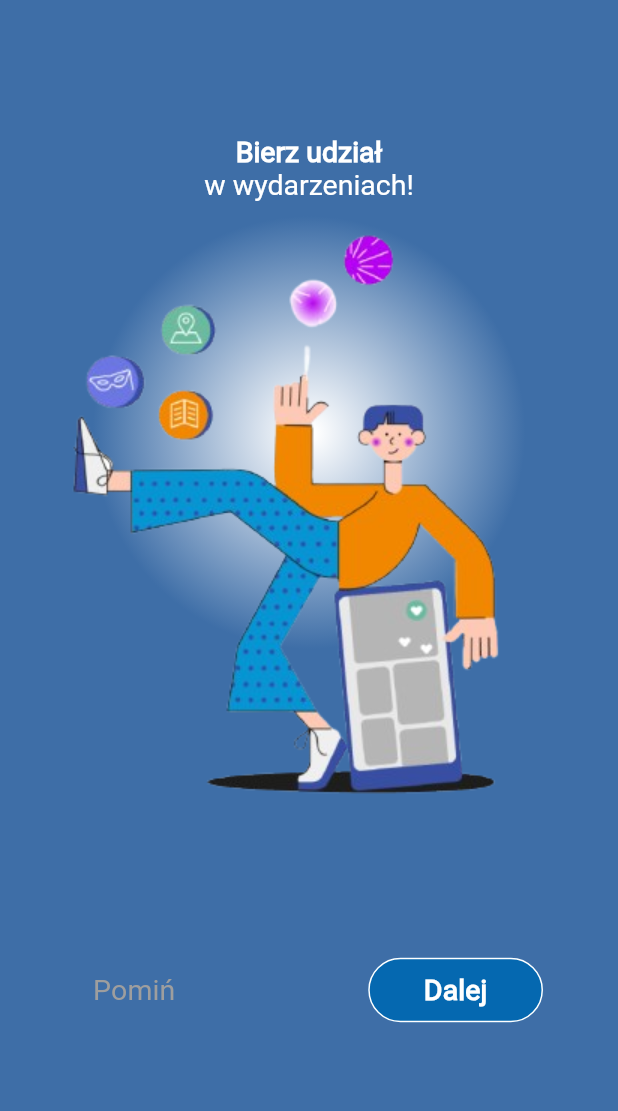
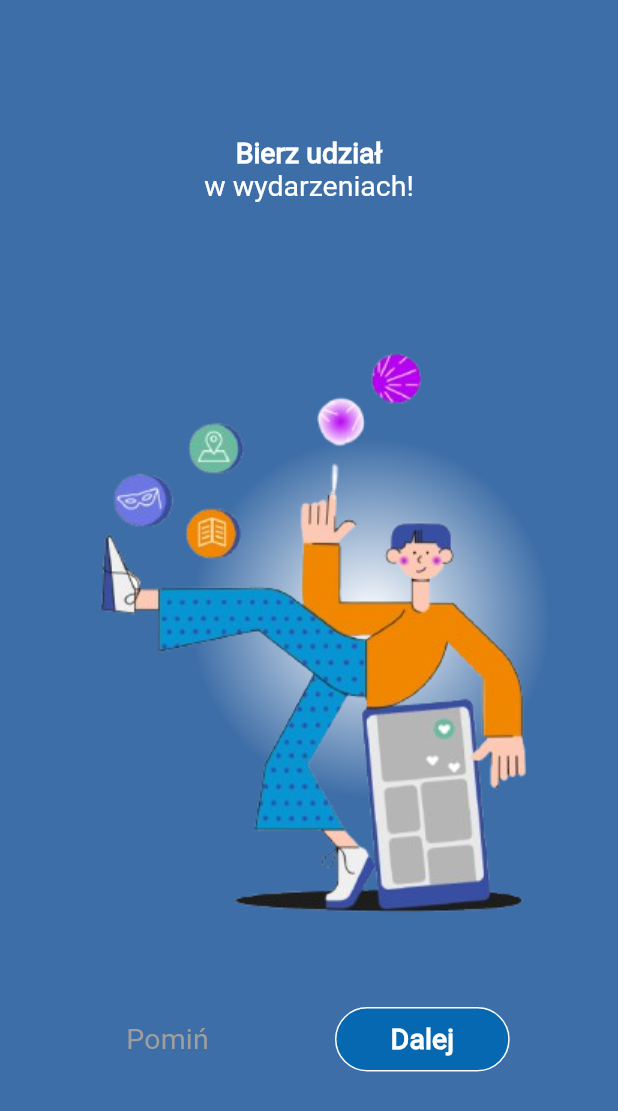
Before and after one commit to Hashtan/WelcomePage, a Flutter app: the screen it shows after launch, after a tap on "Dalej", on a phone screen of 412 x 824 dp. Shown: the top 1111 px of the screen. Run offline on Flutter 3.47's test engine with Material 3 defaults, Android fonts, the light colour scheme and no system bars.

Commit message:
Change te way of chenging pages - added page controller and swipe option. Added MediaQuery to manage sizedboxes, and white circle position. Cleaned the code.

```diff
--- a/lib/main.dart
+++ b/lib/main.dart
@@ -1,5 +1,10 @@
 import 'package:flutter/material.dart';
 import 'package:welcome_pages/pages/page_1.dart';
+import 'package:welcome_pages/pages/page_2.dart';
+import 'package:welcome_pages/pages/page_3.dart';
+import 'package:welcome_pages/pages/page_4.dart';
+import 'package:welcome_pages/pages/page_5.dart';
+import 'package:welcome_pages/pages/page_6.dart';
 
 void main() {
   runApp(const MyApp());
@@ -13,9 +18,37 @@
     return MaterialApp(
         title: 'Welcome!',
         theme: ThemeData(
-          colorScheme: ColorScheme.fromSeed(seedColor: Colors.deepPurple),
+          scaffoldBackgroundColor: const Color.fromRGBO(62, 110, 167, 1),
+          colorScheme: ColorScheme.fromSeed(
+            seedColor: const Color.fromRGBO(62, 110, 167, 1),
+          ),
           useMaterial3: true,
         ),
-        home: const FirstPage());
+      home: Screens(),
+    );
   }
 }
+
+class Screens extends StatelessWidget {
+  Screens({super.key});
+
+  final PageController _pageController = PageController();
+
+  @override
+  Widget build(BuildContext context) {
+    return Scaffold(
+      body: PageView(
+        controller: _pageController,
+        scrollDirection: Axis.horizontal,
+        children: [
+          FirstPage(controller: _pageController),
+          SecondPage(controller: _pageController),
+          ThirdPage(controller: _pageController),
+          FourthPage(controller: _pageController),
+          FifthPage(controller: _pageController),
+          const SixthPage()
+        ],
+      ),
+    );
+  }
+}
--- a/lib/pages/page_1.dart
+++ b/lib/pages/page_1.dart
@@ -1,17 +1,20 @@
 import 'package:flutter/material.dart';
-import 'package:welcome_pages/pages/page_2.dart';
 import 'package:welcome_pages/pages/pages.dart';
 import 'package:welcome_pages/widgets/two_buttons_widget.dart';
 
 class FirstPage extends StatelessWidget {
-  const FirstPage({super.key});
+  const FirstPage({super.key, required this.controller});
+
+  final PageController controller;
 
   @override
   Widget build(BuildContext context) {
-    return const Pages(
+    return Pages(
         title: 'Spędzaj czas\nkreatywnie!',
         boldWord: 'kreatywnie',
         image: 'assets/images/2.png',
-        widget: TwoButtonsWidget(page: SecondPage()));
+        circleLeftAdjust: 0.5,
+        circleTopAdjust: 0.38,
+        widget: TwoButtonsWidget(controller: controller));
   }
 }
--- a/lib/pages/page_2.dart
+++ b/lib/pages/page_2.dart
@@ -1,17 +1,20 @@
 import 'package:flutter/material.dart';
-import 'package:welcome_pages/pages/page_3.dart';
 import 'package:welcome_pages/pages/pages.dart';
 import 'package:welcome_pages/widgets/two_buttons_widget.dart';
 
 class SecondPage extends StatelessWidget {
-  const SecondPage({super.key});
+  const SecondPage({super.key, required this.controller});
+
+  final PageController controller;
 
   @override
   Widget build(BuildContext context) {
-    return const Pages(
+    return Pages(
         title: 'Bierz udział\nw wydarzeniach!',
         boldWord: 'Bierz udział',
         image: 'assets/images/3.png',
-        widget: TwoButtonsWidget(page: ThirdPage()));
+        circleLeftAdjust: 0.6,
+        circleTopAdjust: 0.5,
+        widget: TwoButtonsWidget(controller: controller));
   }
 }
--- a/lib/pages/page_3.dart
+++ b/lib/pages/page_3.dart
@@ -1,17 +1,20 @@
 import 'package:flutter/material.dart';
-import 'package:welcome_pages/pages/page_4.dart';
 import 'package:welcome_pages/pages/pages.dart';
 import 'package:welcome_pages/widgets/two_buttons_widget.dart';
 
 class ThirdPage extends StatelessWidget {
-  const ThirdPage({super.key});
+  const ThirdPage({super.key, required this.controller});
+
+  final PageController controller;
 
   @override
   Widget build(BuildContext context) {
-    return const Pages(
+    return Pages(
         title: 'Poznawaj\nnieodkryte szlaki!',
         boldWord: 'szlaki',
         image: 'assets/images/4.png',
-        widget: TwoButtonsWidget(page: FourthPage()));
+        circleLeftAdjust: 0.55,
+        circleTopAdjust: 0.45,
+        widget: TwoButtonsWidget(controller: controller));
   }
 }
--- a/lib/pages/page_4.dart
+++ b/lib/pages/page_4.dart
@@ -1,17 +1,20 @@
 import 'package:flutter/material.dart';
-import 'package:welcome_pages/pages/page_5.dart';
 import 'package:welcome_pages/pages/pages.dart';
 import 'package:welcome_pages/widgets/two_buttons_widget.dart';
 
 class FourthPage extends StatelessWidget {
-  const FourthPage({super.key});
+  const FourthPage({super.key, required this.controller});
+
+  final PageController controller;
 
   @override
   Widget build(BuildContext context) {
-    return const Pages(
+    return Pages(
         title: 'Ustawiaj\nprzypomnienia!',
         boldWord: 'przypomnienia',
         image: 'assets/images/5.png',
-        widget: TwoButtonsWidget(page: FifthPage()));
+        circleLeftAdjust: 0.65,
+        circleTopAdjust: 0.45,
+        widget: TwoButtonsWidget(controller: controller));
   }
 }
--- a/lib/pages/page_5.dart
+++ b/lib/pages/page_5.dart
@@ -1,17 +1,20 @@
 import 'package:flutter/material.dart';
-import 'package:welcome_pages/pages/page_6.dart';
 import 'package:welcome_pages/pages/pages.dart';
 import 'package:welcome_pages/widgets/two_buttons_widget.dart';
 
 class FifthPage extends StatelessWidget {
-  const FifthPage({super.key});
+  const FifthPage({super.key, required this.controller});
+
+  final PageController controller;
 
   @override
   Widget build(BuildContext context) {
-    return const Pages(
+    return Pages(
         title: 'Bądź na bieżąco!',
         boldWord: 'na bieżąco',
         image: 'assets/images/6.png',
-        widget: TwoButtonsWidget(page: SixthPage()));
+        circleLeftAdjust: 0.5,
+        circleTopAdjust: 0.45,
+        widget: TwoButtonsWidget(controller: controller));
   }
 }
--- a/lib/pages/page_6.dart
+++ b/lib/pages/page_6.dart
@@ -5,12 +5,15 @@ import 'package:welcome_pages/widgets/one_button_widget.dart';
 class SixthPage extends StatelessWidget {
   const SixthPage({super.key});
 
+
   @override
   Widget build(BuildContext context) {
     return const Pages(
         title: 'Złap swój rytm!',
         boldWord: 'swój rytm',
         image: 'assets/images/1.png',
+        circleLeftAdjust: 0.6,
+        circleTopAdjust: 0.45,
         widget: OneButtonWidget());
   }
 }
--- a/lib/pages/pages.dart
+++ b/lib/pages/pages.dart
@@ -1,6 +1,6 @@
 import 'package:flutter/material.dart';
-import 'package:welcome_pages/styles/box_decorations.dart';
 import 'package:welcome_pages/styles/text_styles.dart';
+import 'package:welcome_pages/styles/white_circle.dart';
 
 class Pages extends StatelessWidget {
   const Pages(
@@ -8,45 +8,50 @@ class Pages extends StatelessWidget {
       required this.title,
       required this.boldWord,
       required this.image,
-      required this.widget});
+      required this.widget,
+      required this.circleLeftAdjust,
+      required this.circleTopAdjust});
 
   final String title;
   final String boldWord;
   final String image;
   final Widget widget;
+  final double circleLeftAdjust;
+  final double circleTopAdjust;
 
   @override
   Widget build(BuildContext context) {
     final parts = title.split(boldWord);
-    return Container(
-        decoration: BoxDecorations.backgroundColour,
-        child: Scaffold(
-            backgroundColor: Colors.transparent,
+    final screenHeight = MediaQuery.of(context).size.height;
+    final screenWidth = MediaQuery.of(context).size.width;
+    return Scaffold(
         body: SafeArea(
       child: Center(
-                child: Stack(children: [
+        child: Stack(alignment: Alignment.center, children: [
+          Positioned(
+              left: screenWidth * circleLeftAdjust - 120,
+              top: screenHeight * circleTopAdjust - 120,
+              child: const WhiteCircle()),
           Image.asset(image, fit: BoxFit.cover),
           Column(
             mainAxisAlignment: MainAxisAlignment.center,
             crossAxisAlignment: CrossAxisAlignment.center,
             children: [
-                      const SizedBox(height: 90),
+              SizedBox(height: screenHeight * 0.11),
               RichText(
                   textAlign: TextAlign.center,
                   text: TextSpan(style: TextStyles.heading, children: [
                     TextSpan(text: parts[0]),
-                            TextSpan(
-                                text: boldWord,
-                                style: TextStyles.headingBold),
+                    TextSpan(text: boldWord, style: TextStyles.headingBold),
                     TextSpan(text: parts.length > 1 ? parts[1] : '')
                   ])),
-                      const Expanded(child: SizedBox()),
+              const Spacer(),
               widget,
-                      const SizedBox(height: 140)
+              SizedBox(height: screenHeight * 0.13)
             ],
           ),
         ]),
       ),
-            )));
+    ));
   }
 }
--- /dev/null
+++ b/lib/styles/white_circle.dart
@@ -0,0 +1,22 @@
+import 'package:flutter/material.dart';
+
+class WhiteCircle extends StatelessWidget {
+  const WhiteCircle({super.key});
+
+  @override
+  Widget build(BuildContext context) {
+    return Container(
+        width: 240,
+        height: 240,
+        decoration: BoxDecoration(
+            shape: BoxShape.circle,
+            gradient: RadialGradient(colors: [
+              Colors.white,
+              Colors.white.withOpacity(0.0),
+            ],
+              //   stops: const [
+              // 0.05,
+              // 0.8]
+            )));
+  }
+}
--- a/lib/widgets/background_colour_widget.dart
+++ /dev/null
@@ -1,17 +0,0 @@
-import 'package:flutter/material.dart';
-
-class BackgroundColour extends StatelessWidget {
-  const BackgroundColour({super.key, required this.child});
-
-  final Widget child;
-
-  @override
-  Widget build(BuildContext context) {
-    return Container(
-        decoration: BoxDecoration(
-            gradient: RadialGradient(
-                center: Alignment.center,
-                radius: 0.8,
-                colors: [Colors.white, Colors.blue, Colors.blue.shade900])));
-  }
-}
--- a/lib/widgets/two_buttons_widget.dart
+++ b/lib/widgets/two_buttons_widget.dart
@@ -4,15 +4,16 @@
 import 'package:welcome_pages/styles/text_styles.dart';
 
 class TwoButtonsWidget extends StatelessWidget {
-  const TwoButtonsWidget({super.key, required this.page});
+  const TwoButtonsWidget(
+      {super.key, required this.controller});
 
-  final Widget page;
+  final PageController controller;
 
   @override
   Widget build(BuildContext context) {
     return Row(
+      mainAxisAlignment: MainAxisAlignment.spaceEvenly,
       children: [
-        const SizedBox(width: 50),
         TextButton(
             onPressed: () {
               Navigator.push(context,
@@ -20,18 +21,16 @@
             },
             child: Text('Pomiń',
                 style: TextStyles.heading.copyWith(color: Colors.grey))),
-        const Expanded(child: SizedBox()),
         TextButton(
             style: ButtonStyles.blueButton,
             onPressed: () {
-              Navigator.push(
-                  context, MaterialPageRoute(builder: (context) => page));
+              controller.nextPage(duration: const Duration(milliseconds: 300),
+                  curve: Curves.easeInOut);
             },
             child: const Padding(
               padding: EdgeInsets.only(left: 25.0, right: 25.0),
               child: Text('Dalej', style: TextStyles.headingBold),
             )),
-        const SizedBox(width: 50)
       ],
     );
   }
```
Lines whose indentation alone changed are shown as unchanged.
